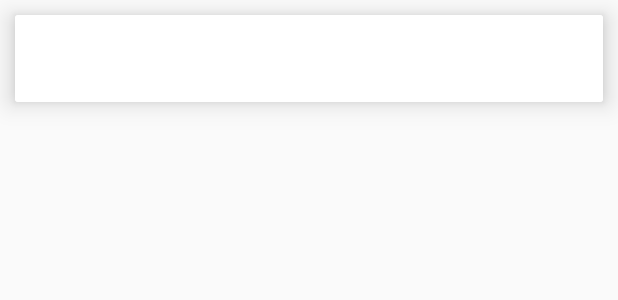
After one commit to EgorBorsh/fab_cradview, an Android app: the layout layout_item.xml on its own in the app's theme, with its tools: preview values and no code run, on a phone screen of 412 x 824 dp. The commit adds this screen. Shown: the top 300 px of the screen. Run offline under Robolectric (Android 15) with nearby library versions, the phone set to English and light mode, and no system bars.

Commit message:
RecyclerViewAdapter, Notes, layout_item, RecyclerItemListener, new colors and dimens

```diff
--- /dev/null
+++ b/app/src/main/res/layout/layout_item.xml
@@ -0,0 +1,57 @@
+<?xml version="1.0" encoding="utf-8"?>
+<LinearLayout xmlns:android="http://schemas.android.com/apk/res/android"
+    xmlns:app="http://schemas.android.com/apk/res-auto"
+    xmlns:card="http://schemas.android.com/tools"
+    android:orientation="vertical"
+    android:layout_width="match_parent"
+    android:layout_height="match_parent">
+
+    <android.support.v7.widget.CardView
+        android:id="@+id/card_view"
+        android:layout_width="match_parent"
+        android:layout_height="wrap_content"
+        android:layout_margin="@dimen/card_view_margin"
+        app:cardCornerRadius="@dimen/card_view_corner_radius"
+        app:cardElevation="@dimen/card_elevation"
+        card:cardUseCompatPadding="true">
+
+        <LinearLayout
+            android:layout_width="match_parent"
+            android:layout_height="wrap_content"
+            android:background="@color/card_view_background"
+            android:orientation="vertical">
+
+            <LinearLayout
+                android:layout_width="match_parent"
+                android:layout_height="wrap_content">
+
+                <TextView
+                    android:id="@+id/text_notes"
+                    android:layout_width="wrap_content"
+                    android:layout_height="wrap_content"
+                    android:textColor="@color/text_card_notes"
+                    android:textSize="@dimen/card_view_text_notes"
+                    android:padding="@dimen/card_view_text_padding"
+                    android:maxLines="1"
+                    android:ellipsize="end"
+                    android:singleLine="true"/>
+            </LinearLayout>
+
+            <LinearLayout
+                android:layout_width="match_parent"
+                android:layout_height="wrap_content">
+
+                <TextView
+                    android:id="@+id/text_date"
+                    android:layout_width="wrap_content"
+                    android:layout_height="wrap_content"
+                    android:padding="@dimen/card_view_text_padding"
+                    android:textSize="@dimen/card_view_text_date"
+                    android:textStyle="italic"/>
+            </LinearLayout>
+
+        </LinearLayout>
+
+    </android.support.v7.widget.CardView>
+
+</LinearLayout>
--- a/app/src/main/res/layout/layout_main.xml
+++ b/app/src/main/res/layout/layout_main.xml
@@ -15,6 +15,7 @@
         android:layout_height="wrap_content"
         android:layout_gravity="end|bottom"
         android:layout_margin="@dimen/fab_margin"
-        android:src="@mipmap/ic_plus"/>
+        android:src="@mipmap/ic_plus"
+        android:backgroundTint="@color/fab"/>
 
 </android.support.design.widget.CoordinatorLayout>
--- a/app/src/main/res/values/colors.xml
+++ b/app/src/main/res/values/colors.xml
@@ -3,4 +3,7 @@
     <color name="colorPrimary">#3F51B5</color>
     <color name="colorPrimaryDark">#303F9F</color>
     <color name="colorAccent">#FF4081</color>
+    <color name="fab">#ef13641c</color>
+    <color name="card_view_background">#FFFFFF</color>
+    <color name="text_card_notes">#000000</color>
 </resources>
--- a/app/src/main/res/values/dimens.xml
+++ b/app/src/main/res/values/dimens.xml
@@ -1,4 +1,10 @@
 <?xml version="1.0" encoding="utf-8"?>
 <resources>
     <dimen name="fab_margin">10dp</dimen>
+    <dimen name="card_view_margin">10dp</dimen>
+    <dimen name="card_view_corner_radius">2dp</dimen>
+    <dimen name="card_elevation">10dp</dimen>
+    <dimen name="card_view_text_notes">15dp</dimen>
+    <dimen name="card_view_text_padding">5dp</dimen>
+    <dimen name="card_view_text_date">11dp</dimen>
 </resources>
```
Also changed, not shown: app/src/main/java/com/smollvile/fabcardview/adapter/RecyclerViewAdapter.java (added, +70 -0 lines), app/src/main/java/com/smollvile/fabcardview/dto/Notes.java (added, +28 -0 lines), app/src/main/java/com/smollvile/fabcardview/listener/RecyclerItemListener.java (added, +10 -0 lines).
